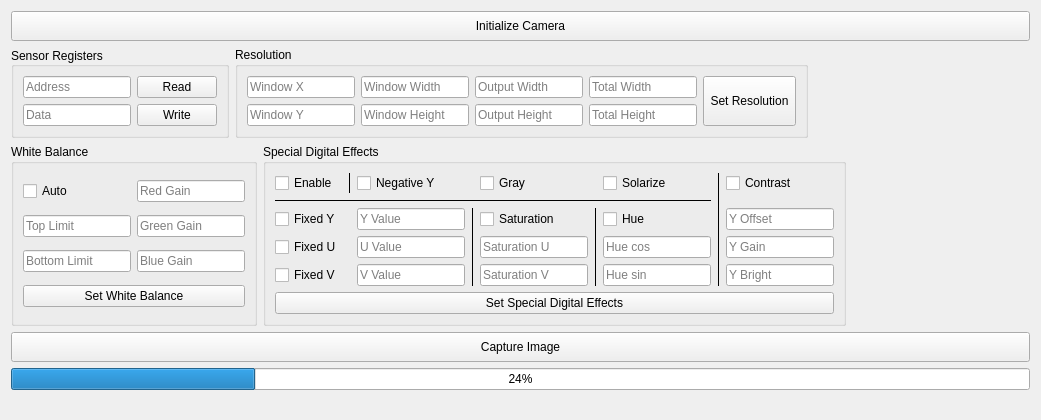
jumiknows/AleasatV2, file alea-gsw/alea-san-antonio/alea/sa/ui/control_panels/camera_panel.ui: the form before one commit.
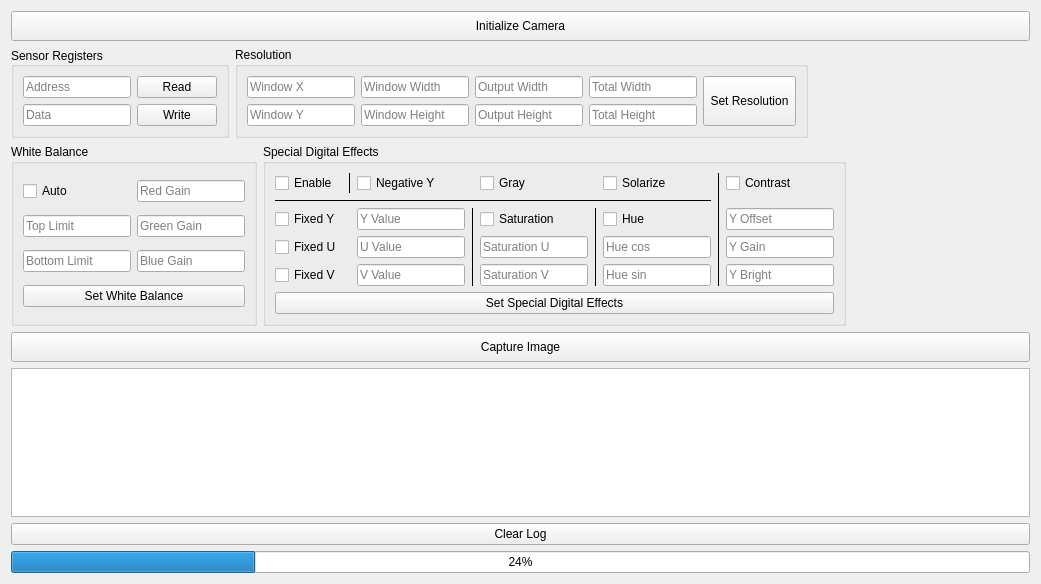
The form after the commit.

Commit message:
POST-ESA - Added additional camera logging https://gitlab.com/alea-2020/command-data-handling/obc2-firmware/-/merge_requests/229
# Overview
Added a little bit of extra logging to the camera drivers to help with debugging.
In a future task this logging should be cleaned up and coordinated up/down the camera stack.

# Testing
Tested during ESA Test-Ops

What changed in the file:
```diff
--- a/alea-gsw/alea-san-antonio/alea/sa/ui/control_panels/camera_panel.ui
+++ b/alea-gsw/alea-san-antonio/alea/sa/ui/control_panels/camera_panel.ui
@@ -7,7 +7,7 @@
     <x>0</x>
     <y>0</y>
     <width>1041</width>
-    <height>420</height>
+    <height>584</height>
    </rect>
   </property>
   <property name="windowTitle">
@@ -831,6 +831,26 @@
      </property>
     </widget>
    </item>
+   <item>
+    <widget class="QTextEdit" name="log_text">
+     <property name="font">
+      <font>
+       <family>Courier New</family>
+       <pointsize>10</pointsize>
+      </font>
+     </property>
+     <property name="readOnly">
+      <bool>true</bool>
+     </property>
+    </widget>
+   </item>
+   <item>
+    <widget class="QPushButton" name="clear_log_btn">
+     <property name="text">
+      <string>Clear Log</string>
+     </property>
+    </widget>
+   </item>
    <item>
     <widget class="QProgressBar" name="progress_bar">
      <property name="value">
@@ -838,19 +858,6 @@
      </property>
     </widget>
    </item>
-   <item>
-    <spacer name="verticalSpacer">
-     <property name="orientation">
-      <enum>Qt::Vertical</enum>
-     </property>
-     <property name="sizeHint" stdset="0">
-      <size>
-       <width>20</width>
-       <height>40</height>
-      </size>
-     </property>
-    </spacer>
-   </item>
   </layout>
  </widget>
  <tabstops>
```
The commit also changes 5 other files.
